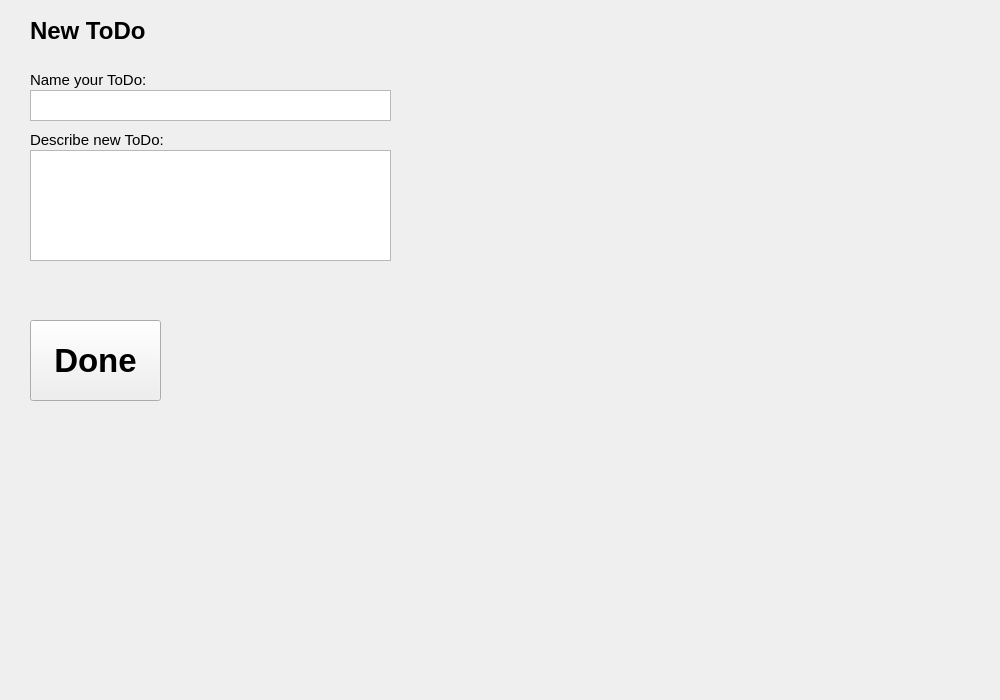
Qt form newtaskwidget.ui (EgorMaksM/ToDo) before a commit.
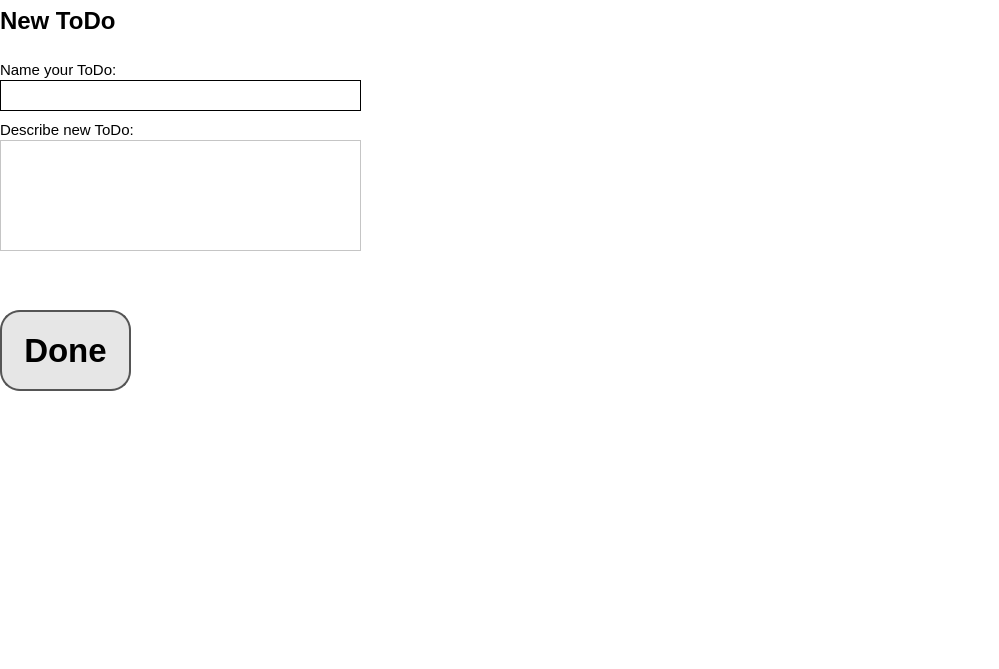
The same form after that commit.

What changed in the file:
```diff
--- a/newtaskwidget.ui
+++ b/newtaskwidget.ui
@@ -6,18 +6,34 @@
    <rect>
     <x>0</x>
     <y>0</y>
-    <width>1000</width>
-    <height>700</height>
+    <width>999</width>
+    <height>669</height>
    </rect>
   </property>
   <property name="windowTitle">
    <string>Form</string>
   </property>
+  <property name="styleSheet">
+   <string notr="true">QPushButton {
+	padding: 12px;
+    font-size: 40;
+    font-weight: bold;
+    text-align: center;
+    border: 2px solid #555;
+    border-radius: 20px;
+    background-color: #e6e6e6;
+}
+
+QWidget {
+	background-color: white;
+	color: black;
+}</string>
+  </property>
   <widget class="QLabel" name="nameInputLabel">
    <property name="geometry">
     <rect>
-     <x>30</x>
-     <y>70</y>
+     <x>0</x>
+     <y>60</y>
      <width>151</width>
      <height>20</height>
     </rect>
@@ -34,18 +50,27 @@
   <widget class="QTextEdit" name="nameInput">
    <property name="geometry">
     <rect>
-     <x>30</x>
-     <y>90</y>
+     <x>0</x>
+     <y>80</y>
      <width>361</width>
      <height>31</height>
     </rect>
    </property>
+   <property name="frameShape">
+    <enum>QFrame::Shape::Panel</enum>
+   </property>
+   <property name="frameShadow">
+    <enum>QFrame::Shadow::Plain</enum>
+   </property>
+   <property name="lineWidth">
+    <number>1</number>
+   </property>
   </widget>
   <widget class="QLabel" name="pageName">
    <property name="geometry">
     <rect>
-     <x>30</x>
-     <y>10</y>
+     <x>0</x>
+     <y>0</y>
      <width>151</width>
      <height>41</height>
     </rect>
@@ -63,6 +88,9 @@
      <bold>true</bold>
     </font>
    </property>
+   <property name="styleSheet">
+    <string notr="true"/>
+   </property>
    <property name="text">
     <string>New ToDo</string>
    </property>
@@ -70,8 +98,8 @@
   <widget class="QPushButton" name="doneButton">
    <property name="geometry">
     <rect>
-     <x>30</x>
-     <y>320</y>
+     <x>0</x>
+     <y>310</y>
      <width>131</width>
      <height>81</height>
     </rect>
@@ -82,6 +110,19 @@
      <bold>true</bold>
     </font>
    </property>
+   <property name="styleSheet">
+    <string notr="true">padding: 12px;
+font-size: 40;
+font-weight: bold;
+text-align: center;
+border: 2px solid #555;
+border-radius: 20px;
+background-color: #e6e6e6;
+box-shadow: inset 2px 3px 3px rgba(0, 0, 0, 0.2);
+display: flex;
+justify-content: center;
+align-items: center;</string>
+   </property>
    <property name="text">
     <string>Done</string>
    </property>
@@ -89,8 +130,8 @@
   <widget class="QTextEdit" name="descriptionInput">
    <property name="geometry">
     <rect>
-     <x>30</x>
-     <y>150</y>
+     <x>0</x>
+     <y>140</y>
      <width>361</width>
      <height>111</height>
     </rect>
@@ -99,8 +140,8 @@
   <widget class="QLabel" name="descriptionInputLabel">
    <property name="geometry">
     <rect>
-     <x>30</x>
-     <y>130</y>
+     <x>0</x>
+     <y>120</y>
      <width>161</width>
      <height>20</height>
     </rect>
```
